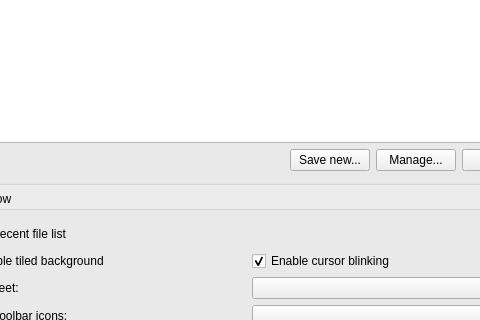
The window that src/Gui/DlgGeneral.ui (southseact-3d/fcd) describes before a commit, drawn with Qt 5; both pictures show x 81 to 561 and y 439 to 759 of the 660 by 930 pixel window.
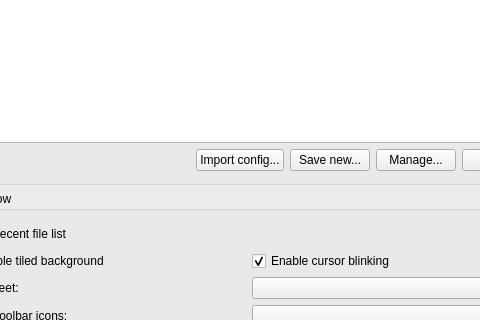
The same window after the commit. Custom widgets are drawn as their Qt base class.

Commit message: Gui: Add importing CFG to PrefPack dialog

```diff
--- a/src/Gui/DlgGeneral.ui
+++ b/src/Gui/DlgGeneral.ui
@@ -232,6 +232,13 @@
                </property>
               </spacer>
              </item>
+             <item>
+              <widget class="QPushButton" name="ImportConfig">
+               <property name="text">
+                <string>Import config...</string>
+               </property>
+              </widget>
+             </item>
              <item>
               <widget class="QPushButton" name="SaveNewPreferencePack">
                <property name="text">
```
Left out of the diff: 12 changed lines with no effect on the pictures. Lines whose indentation alone changed are shown as unchanged. The commit also changes 4 other files.
